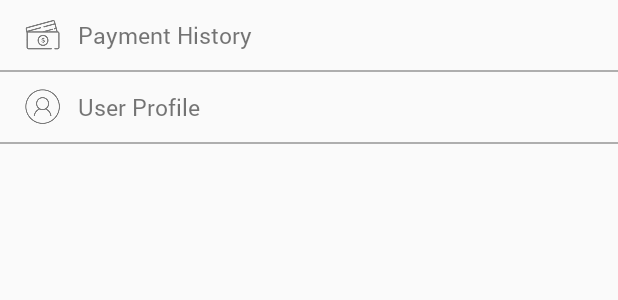
After one commit to SaeedHyder/EZ_Go_Reload_Android, an Android app: the layout fragment_account_overview.xml on its own in the app's theme, with its tools: preview values and no code run, on a phone screen of 412 x 824 dp. The commit adds this screen. Shown: the top 300 px of the screen. Run offline under Robolectric (Android 15) with nearby library versions, the phone set to English and light mode, and no system bars.

Commit message:
Signed-off-by: saeedhyder <saeedhyder@axact.com>

```diff
--- a/app/src/main/java/com/ingic/ezgoreload/fragments/HomeFragment.java
+++ b/app/src/main/java/com/ingic/ezgoreload/fragments/HomeFragment.java
@@ -65,7 +65,7 @@ public class HomeFragment extends BaseFragment {
         titleBar.hideButtons();
         titleBar.showMenuButton();
         titleBar.setTotalBalance("$1059");
-        titleBar.setSubHeading("Home");
+        titleBar.setSubHeading(getString(R.string.Home));
 
     }
 
--- /dev/null
+++ b/app/src/main/res/layout/fragment_account_overview.xml
@@ -0,0 +1,76 @@
+<?xml version="1.0" encoding="utf-8"?>
+<LinearLayout xmlns:android="http://schemas.android.com/apk/res/android"
+    xmlns:app="http://schemas.android.com/apk/res-auto"
+    android:orientation="vertical"
+    android:layout_width="match_parent"
+    android:layout_height="match_parent">
+
+    <LinearLayout
+        android:id="@+id/ll_payment_history"
+        android:layout_width="match_parent"
+        android:layout_height="wrap_content"
+        android:layout_marginLeft="@dimen/x15"
+        android:layout_marginRight="@dimen/x15"
+        android:layout_marginTop="@dimen/x10"
+        android:layout_marginBottom="@dimen/x10"
+        android:orientation="horizontal">
+
+        <ImageView
+            android:layout_width="wrap_content"
+            android:layout_height="wrap_content"
+            android:src="@drawable/payment"/>
+
+        <com.ingic.ezgoreload.ui.views.AnyTextView
+            android:layout_width="match_parent"
+            android:layout_height="match_parent"
+            android:text="@string/payment_history"
+            android:gravity="center_vertical"
+            android:textSize="@dimen/x15"
+            android:layout_marginLeft="@dimen/x10"
+            app:typeface="Roboto-Regular.ttf"/>
+
+
+    </LinearLayout>
+
+    <View
+        android:layout_width="wrap_content"
+        android:layout_height="@dimen/x1"
+        android:layout_gravity="center_vertical"
+        android:alpha="0.3"
+        android:background="@color/black" />
+
+    <LinearLayout
+        android:id="@+id/ll_userProfile"
+        android:layout_width="match_parent"
+        android:layout_height="wrap_content"
+        android:layout_marginLeft="@dimen/x15"
+        android:layout_marginRight="@dimen/x15"
+        android:layout_marginTop="@dimen/x10"
+        android:layout_marginBottom="@dimen/x10"
+        android:orientation="horizontal">
+
+        <ImageView
+            android:layout_width="wrap_content"
+            android:layout_height="wrap_content"
+            android:src="@drawable/user"/>
+
+        <com.ingic.ezgoreload.ui.views.AnyTextView
+            android:layout_width="match_parent"
+            android:layout_height="match_parent"
+            android:text="@string/user_profile"
+            android:gravity="center_vertical"
+            android:textSize="@dimen/x15"
+            android:layout_marginLeft="@dimen/x10"
+            app:typeface="Roboto-Regular.ttf"/>
+
+
+    </LinearLayout>
+
+    <View
+        android:layout_width="wrap_content"
+        android:layout_height="@dimen/x1"
+        android:layout_gravity="center_vertical"
+        android:alpha="0.3"
+        android:background="@color/black" />
+
+</LinearLayout>
--- a/app/src/main/res/layout/residemenu_custom.xml
+++ b/app/src/main/res/layout/residemenu_custom.xml
@@ -13,7 +13,7 @@
         android:id="@+id/iv_shadow"
         android:layout_width="fill_parent"
         android:layout_height="fill_parent"
-        android:background="@drawable/shadow"
+        android:background="@color/white"
         android:scaleType="fitXY" />
 
    <!-- <RelativeLayout
--- a/app/src/main/res/values/strings.xml
+++ b/app/src/main/res/values/strings.xml
@@ -101,5 +101,10 @@
     <string name="payment_options">Payment\nOptions</string>
     <string name="user_info">User Info</string>
     <string name="transponders">Transponders</string>
+    <string name="payment_method">Payment Method</string>
+    <string name="Account_Overview">Account Overview</string>
+    <string name="Home">Home</string>
+    <string name="payment_history">Payment History</string>
+    <string name="user_profile">User Profile</string>
 
 </resources>
```
Also changed, not shown: app/src/main/java/com/ingic/ezgoreload/fragments/AccountOverviewFragment.java (added, +49 -0 lines), app/src/main/java/com/ingic/ezgoreload/fragments/PaymentOptionsFragment.java (added, +50 -0 lines), app/src/main/java/com/ingic/ezgoreload/fragments/SideMenuFragment.java (+25 -2 lines), app/src/main/res/layout/fragment_payment_option.xml (added, +76 -0 lines), app/src/main/res/layout/fragment_sidemenu.xml (+14 -0 lines).
